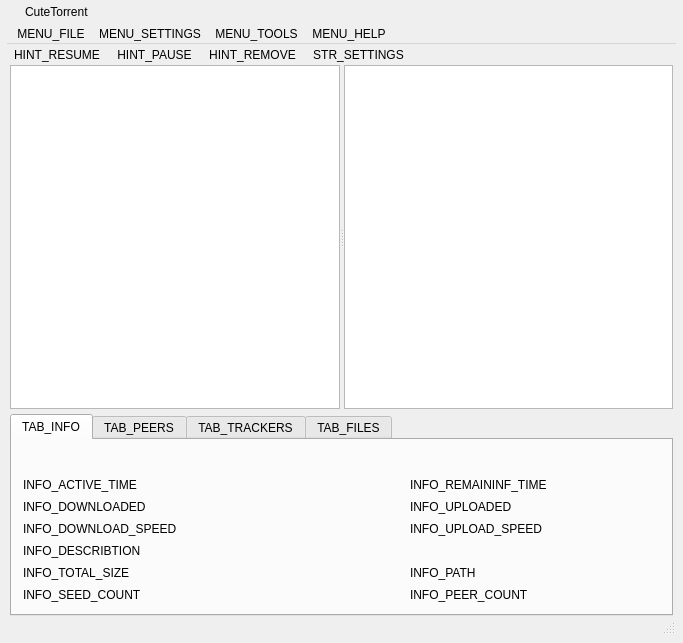
First picture: the form in CuteTorrent/LTorrent/customWindow/CustomWindow.ui, repository SuperNerd-James/cutetorrent, before the edit.
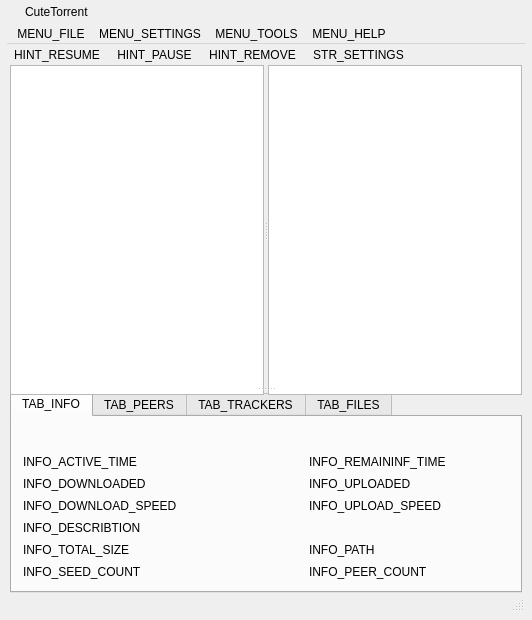
Second picture: the form after the edit. Icons and pictures are not drawn.

```diff
--- a/CuteTorrent/LTorrent/customWindow/CustomWindow.ui
+++ b/CuteTorrent/LTorrent/customWindow/CustomWindow.ui
@@ -6,8 +6,8 @@
    <rect>
     <x>0</x>
     <y>0</y>
-    <width>683</width>
-    <height>643</height>
+    <width>532</width>
+    <height>620</height>
    </rect>
   </property>
   <property name="windowTitle">
@@ -327,17 +327,63 @@
         <property name="spacing">
          <number>0</number>
         </property>
-        <item row="1" column="0" colspan="2">
-         <widget class="QWidget" name="widget_2" native="true">
+        <item row="0" column="0" colspan="2">
+         <widget class="QSplitter" name="spliiter">
+          <property name="sizePolicy">
+           <sizepolicy hsizetype="Expanding" vsizetype="Expanding">
+            <horstretch>0</horstretch>
+            <verstretch>0</verstretch>
+           </sizepolicy>
+          </property>
           <property name="minimumSize">
            <size>
             <width>0</width>
-            <height>5</height>
+            <height>330</height>
            </size>
           </property>
-         </widget>
-        </item>
-        <item row="2" column="0" colspan="2">
+          <property name="styleSheet">
+           <string notr="true"/>
+          </property>
+          <property name="orientation">
+           <enum>Qt::Vertical</enum>
+          </property>
+          <property name="opaqueResize">
+           <bool>true</bool>
+          </property>
+          <widget class="QSplitter" name="spliiter1">
+           <property name="sizePolicy">
+            <sizepolicy hsizetype="Expanding" vsizetype="Expanding">
+             <horstretch>0</horstretch>
+             <verstretch>0</verstretch>
+            </sizepolicy>
+           </property>
+           <property name="minimumSize">
+            <size>
+             <width>0</width>
+             <height>330</height>
+            </size>
+           </property>
+           <property name="styleSheet">
+            <string notr="true"/>
+           </property>
+           <property name="orientation">
+            <enum>Qt::Horizontal</enum>
+           </property>
+           <property name="opaqueResize">
+            <bool>true</bool>
+           </property>
+           <widget class="QTreeWidget" name="groupTreeWidget">
+            <property name="headerHidden">
+             <bool>true</bool>
+            </property>
+            <column>
+             <property name="text">
+              <string notr="true">1</string>
+             </property>
+            </column>
+           </widget>
+           <widget class="QListView" name="listView"/>
+          </widget>
          <widget class="QTabWidget" name="tabWidget">
           <property name="sizePolicy">
            <sizepolicy hsizetype="Expanding" vsizetype="Minimum">
@@ -447,12 +493,21 @@
             </item>
             <item row="4" column="1" colspan="4">
              <widget class="QLabel" name="describtionLabel">
+               <property name="maximumSize">
+                <size>
+                 <width>16777215</width>
+                 <height>16</height>
+                </size>
+               </property>
               <property name="contextMenuPolicy">
                <enum>Qt::ActionsContextMenu</enum>
               </property>
               <property name="text">
                <string/>
               </property>
+               <property name="wordWrap">
+                <bool>true</bool>
+               </property>
              </widget>
             </item>
             <item row="6" column="1" colspan="2">
@@ -684,56 +739,6 @@
            </layout>
           </widget>
          </widget>
-        </item>
-        <item row="0" column="0" colspan="2">
-         <widget class="QSplitter" name="spliiter">
-          <property name="sizePolicy">
-           <sizepolicy hsizetype="Expanding" vsizetype="Expanding">
-            <horstretch>0</horstretch>
-            <verstretch>0</verstretch>
-           </sizepolicy>
-          </property>
-          <property name="minimumSize">
-           <size>
-            <width>0</width>
-            <height>330</height>
-           </size>
-          </property>
-          <property name="styleSheet">
-           <string notr="true"/>
-          </property>
-          <property name="orientation">
-           <enum>Qt::Horizontal</enum>
-          </property>
-          <property name="opaqueResize">
-           <bool>true</bool>
-          </property>
-          <property name="childrenCollapsible">
-           <bool>false</bool>
-          </property>
-          <property name="autoExpandDelay" stdset="0">
-           <number>0</number>
-          </property>
-          <property name="indentation" stdset="0">
-           <number>15</number>
-          </property>
-          <property name="animated" stdset="0">
-           <bool>true</bool>
-          </property>
-          <property name="wordWrap" stdset="0">
-           <bool>true</bool>
-          </property>
-          <widget class="QTreeWidget" name="groupTreeWidget">
-           <property name="headerHidden">
-            <bool>true</bool>
-           </property>
-           <column>
-            <property name="text">
-             <string notr="true">1</string>
-            </property>
-           </column>
-          </widget>
-          <widget class="QListView" name="listView"/>
          </widget>
         </item>
        </layout>
```
Left out of the diff: 3 changed lines with no effect on the pictures. Lines whose indentation alone changed are shown as unchanged.
